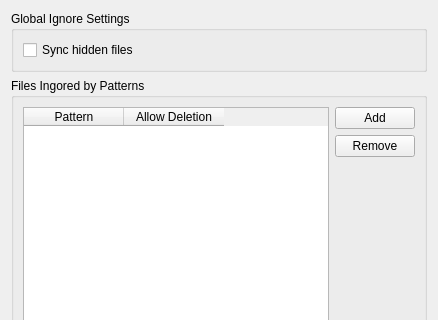
The window that src/gui/ignorelisteditor.ui (nextcloud/desktop) describes before a commit, drawn with Qt 5; both pictures show x 0 to 438 and y 0 to 320 of the 438 by 463 pixel window.
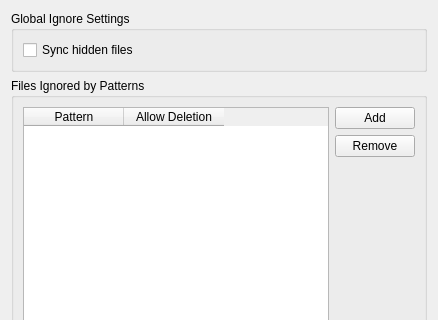
The same window after the commit.

Commit message:
Minor typo: Ingored -> Ignored
Issue raised by user 'kant' in Transifex on the 1st of August.

The edit to the form file:
```diff
--- a/src/gui/ignorelisteditor.ui
+++ b/src/gui/ignorelisteditor.ui
@@ -33,7 +33,7 @@
    <item row="1" column="0">
     <widget class="QGroupBox" name="groupBox_2">
      <property name="title">
-      <string>Files Ingored by Patterns</string>
+      <string>Files Ignored by Patterns</string>
      </property>
      <layout class="QGridLayout" name="gridLayout">
       <item row="1" column="1">
```
